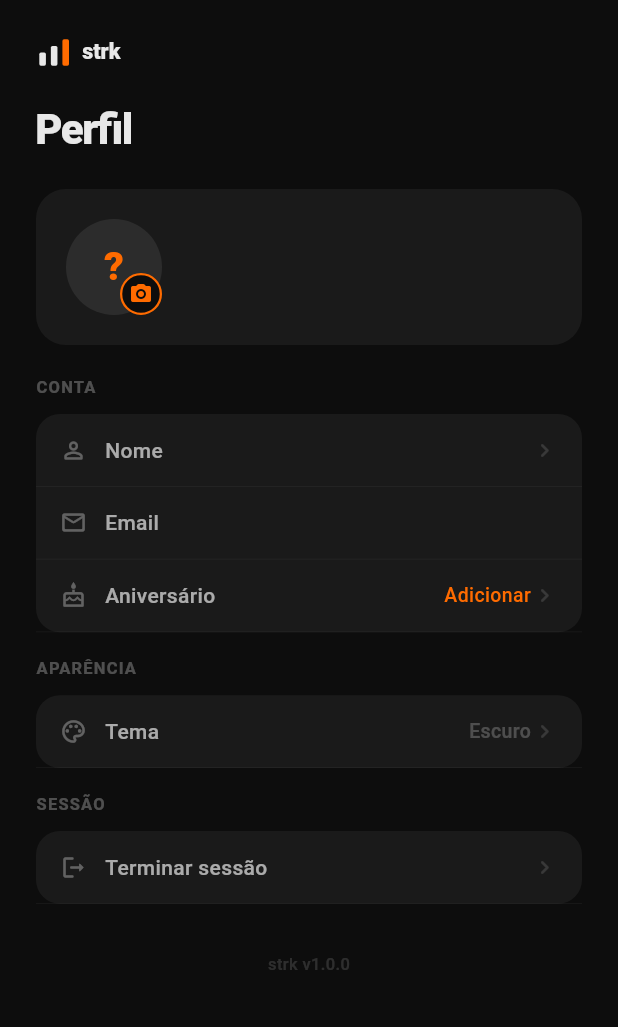
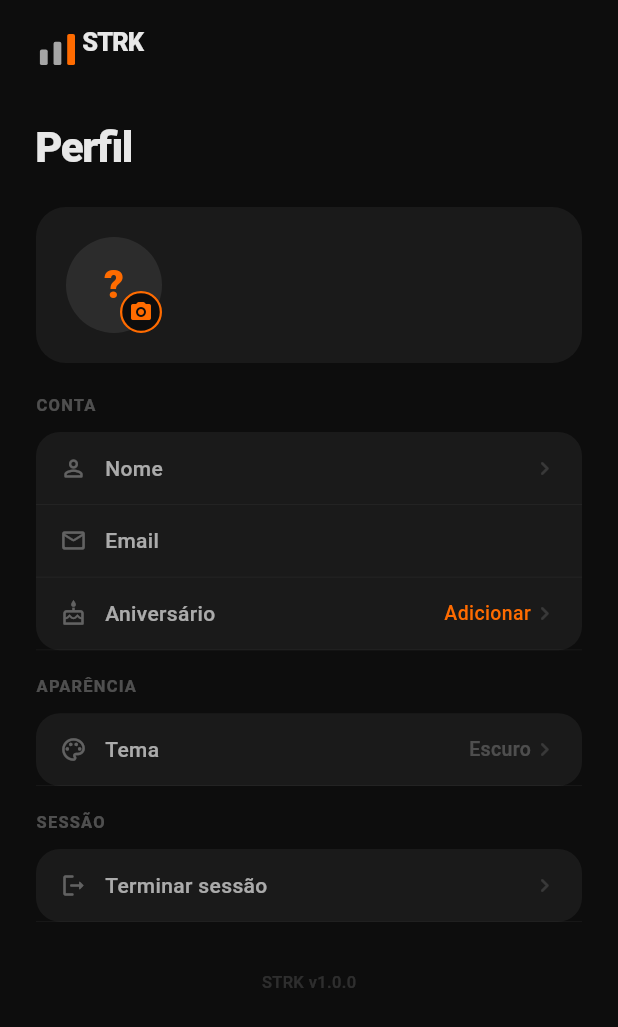
Before and after one commit to diogofreire-dev/STRK, a Flutter app: the screen it shows once a user with an empty profile is signed in, after a tap on an icon or button, on a phone screen of 412 x 824 dp. Shown: the top 1027 px of the screen. Run offline on Flutter 3.47's test engine with Material 3 defaults, Android fonts, the phone set to English and light mode, and no system bars; our stand-ins replace cloud_firestore, firebase_auth, firebase_core, firebase_messaging, firebase_storage, google_sign_in and 2 more; accounts and stored records are empty; network calls fail; Roboto replaces fonts that are missing (SF Pro Display).

Commit message:
fix: align profile header spacing and normalize StrkHeader usage

```diff
--- a/lib/profile_screen.dart
+++ b/lib/profile_screen.dart
@@ -1,13 +1,13 @@
 import 'package:flutter/foundation.dart';
 import 'package:flutter/material.dart';
 import 'package:firebase_auth/firebase_auth.dart';
-import 'package:flutter_svg/flutter_svg.dart';
 import 'package:image_picker/image_picker.dart';
 import 'profile_service.dart';
 import 'badges_screen.dart';
 import 'habit.dart';
 import 'habit_service.dart';
 import 'theme_provider.dart';
+import 'strk_header.dart';
 import 'theme_settings_screen.dart';
 
 class ProfileScreen extends StatefulWidget {
@@ -51,11 +51,12 @@ class _ProfileScreenState extends State<ProfileScreen> {
     try {
       final url = await ProfileService.uploadProfilePhoto(file);
       await ProfileService.saveProfilePhotoUrl(url);
-      if (mounted)
+      if (mounted) {
         setState(() {
           _photoUrl = url;
           _isUploading = false;
         });
+      }
     } catch (_) {
       _showMessage('Não foi possível carregar a foto.', isError: true);
       if (mounted) setState(() => _isUploading = false);
@@ -281,12 +282,17 @@ class _ProfileScreenState extends State<ProfileScreen> {
       backgroundColor: theme.bg,
       body: SafeArea(
         child: SingleChildScrollView(
-          padding: const EdgeInsets.all(24),
+          padding: const EdgeInsets.only(bottom: 24),
           child: Column(
             crossAxisAlignment: CrossAxisAlignment.start,
             children: [
-              SvgPicture.asset('assets/images/strk_logo.svg', height: 22),
-              const SizedBox(height: 20),
+              const StrkHeader(),
+              const SizedBox(height: 32),
+              Padding(
+                padding: const EdgeInsets.symmetric(horizontal: 24),
+                child: Column(
+                  crossAxisAlignment: CrossAxisAlignment.start,
+                  children: [
                     Text(
                       'Perfil',
                       style: TextStyle(
@@ -309,7 +315,6 @@ class _ProfileScreenState extends State<ProfileScreen> {
                       ),
                       const SizedBox(height: 20),
                     ],
-
                     // ── Conta ──────────────────────────────────────────────────
                     _buildSection('Conta', theme, [
                       if (photo != null)
@@ -343,8 +348,9 @@ class _ProfileScreenState extends State<ProfileScreen> {
                           valueColor: theme.accent,
                           onTap: () async {
                             await _user?.sendEmailVerification();
-                      if (context.mounted)
+                            if (context.mounted) {
                               _showMessage('Email de verificação enviado!');
+                            }
                           },
                         ),
                       _buildTile(
@@ -360,14 +366,15 @@ class _ProfileScreenState extends State<ProfileScreen> {
                                 child: Icon(
                                   Icons.close_rounded,
                                   size: 16,
-                            color: theme.textPrimary.withValues(alpha: 0.3),
+                                  color: theme.textPrimary.withValues(
+                                    alpha: 0.3,
+                                  ),
                                 ),
                               )
                             : null,
                       ),
                     ]),
                     const SizedBox(height: 16),
-
                     // ── Aparência ──────────────────────────────────────────────
                     _buildSection('Aparência', theme, [
                       _buildTile(
@@ -384,7 +391,6 @@ class _ProfileScreenState extends State<ProfileScreen> {
                       ),
                     ]),
                     const SizedBox(height: 16),
-
                     // ── Sessão ──────────────────────────────────────────────────
                     _buildSection('Sessão', theme, [
                       _buildTile(
@@ -398,7 +404,7 @@ class _ProfileScreenState extends State<ProfileScreen> {
                     const SizedBox(height: 32),
                     Center(
                       child: Text(
-                  'strk v1.0.0',
+                        'STRK v1.0.0',
                         style: TextStyle(
                           fontSize: 11,
                           color: theme.textPrimary.withValues(alpha: 0.15),
@@ -407,6 +413,9 @@ class _ProfileScreenState extends State<ProfileScreen> {
                       ),
                     ),
                     const SizedBox(height: 8),
+                  ],
+                ),
+              ),
             ],
           ),
         ),
--- a/lib/strk_header.dart
+++ b/lib/strk_header.dart
@@ -3,10 +3,11 @@ import 'strk_logo.dart';
 import 'theme_provider.dart';
 
 class StrkHeader extends StatelessWidget {
+  final Widget? leading;
   final Widget? trailing;
   final String? subtitle;
 
-  const StrkHeader({super.key, this.trailing, this.subtitle});
+  const StrkHeader({super.key, this.leading, this.trailing, this.subtitle});
 
   @override
   Widget build(BuildContext context) {
@@ -16,6 +17,7 @@ class StrkHeader extends StatelessWidget {
       child: Row(
         crossAxisAlignment: CrossAxisAlignment.center,
         children: [
+          if (leading != null) ...[leading!, const SizedBox(width: 12)],
           const StrkLogo(height: 26),
           const SizedBox(width: 10),
           if (subtitle != null)
@@ -33,7 +35,7 @@ class StrkHeader extends StatelessWidget {
             )
           else
             const Spacer(),
-          if (trailing != null) trailing!,
+          if (trailing != null) ...[trailing!],
         ],
       ),
     );
--- a/lib/strk_logo.dart
+++ b/lib/strk_logo.dart
@@ -70,7 +70,7 @@ class _LogoPainter extends CustomPainter {
     // Texto "strk"
     final tp = TextPainter(
       text: TextSpan(
-        text: 'strk',
+        text: 'STRK',
         style: TextStyle(
           color: text,
           fontSize: 26 * unit,
@@ -83,7 +83,7 @@ class _LogoPainter extends CustomPainter {
       textDirection: TextDirection.ltr,
     )..layout();
 
-    tp.paint(canvas, Offset(56 * unit, 28 * unit - tp.height));
+    tp.paint(canvas, Offset(48 * unit, 28 * unit - tp.height));
   }
 
   @override
```
Lines whose indentation alone changed are shown as unchanged.
